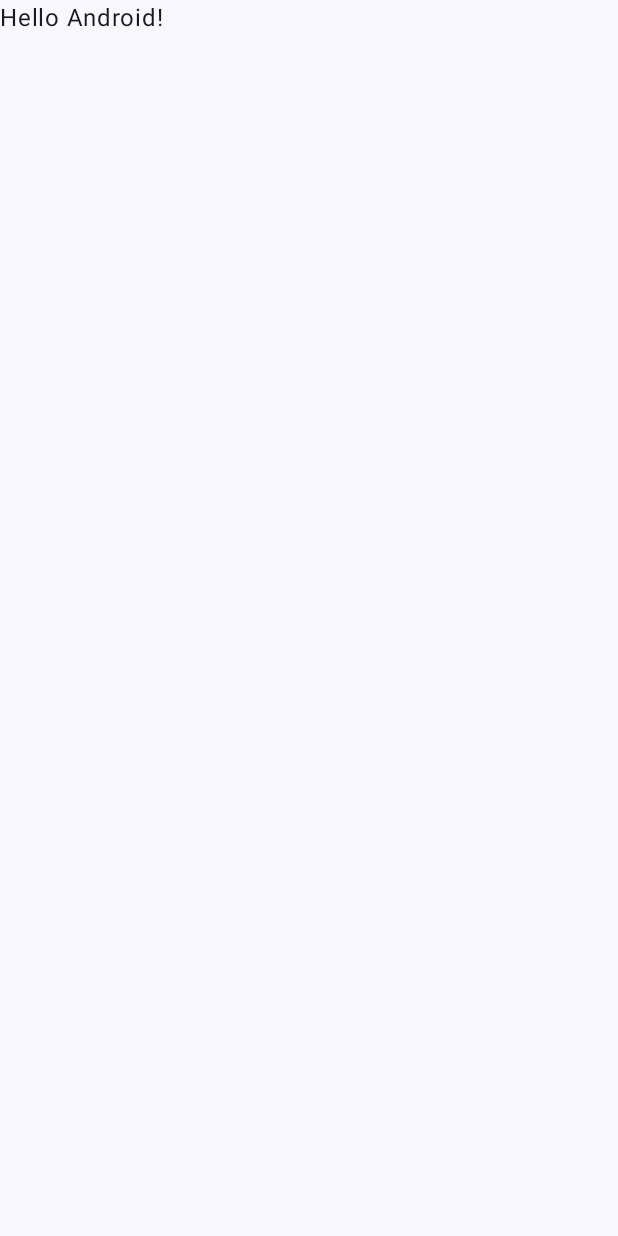
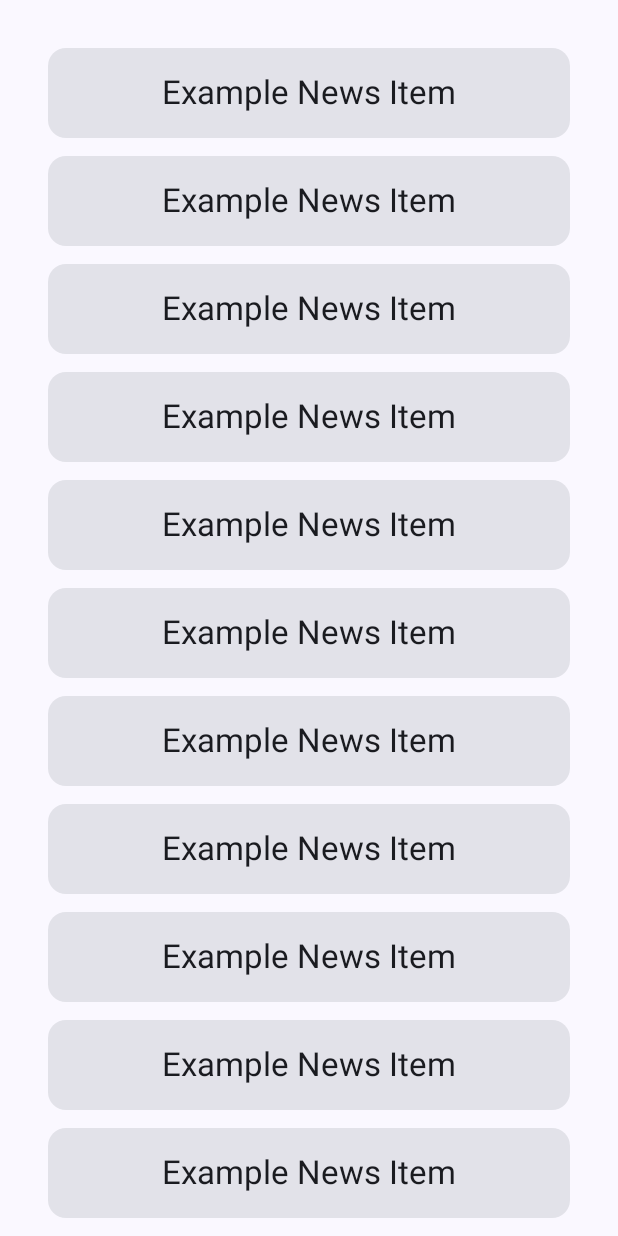
Before and after one commit to coopersimpson/android-news, an Android app built with Jetpack Compose: the screen it shows after launch (MainActivity), on a phone screen of 412 x 824 dp. Before the commit the screen is almost empty. Run offline under Robolectric (Android 15) with nearby library versions, the phone set to English and light mode, and no system bars.

Commit message:
Add basic list of news screen

```diff
--- a/app/src/main/java/com/coopersimpson/androidnews/MainActivity.kt
+++ b/app/src/main/java/com/coopersimpson/androidnews/MainActivity.kt
@@ -11,6 +11,7 @@ import androidx.compose.material3.Text
 import androidx.compose.runtime.Composable
 import androidx.compose.ui.Modifier
 import androidx.compose.ui.tooling.preview.Preview
+import com.coopersimpson.androidnews.presentation.ListNewsScreen
 import com.coopersimpson.androidnews.ui.theme.AndroidNewsTheme
 
 class MainActivity : ComponentActivity() {
@@ -20,28 +21,9 @@ class MainActivity : ComponentActivity() {
         setContent {
             AndroidNewsTheme {
                 Scaffold(modifier = Modifier.fillMaxSize()) { innerPadding ->
-                    Greeting(
-                        name = "Android",
-                        modifier = Modifier.padding(innerPadding)
-                    )
+                    ListNewsScreen( modifier = Modifier.padding(innerPadding))
                 }
             }
         }
     }
 }
-
-@Composable
-fun Greeting(name: String, modifier: Modifier = Modifier) {
-    Text(
-        text = "Hello $name!",
-        modifier = modifier
-    )
-}
-
-@Preview(showBackground = true)
-@Composable
-fun GreetingPreview() {
-    AndroidNewsTheme {
-        Greeting("Android")
-    }
-}
--- /dev/null
+++ b/app/src/main/java/com/coopersimpson/androidnews/components/NewsCard.kt
@@ -0,0 +1,28 @@
+package com.coopersimpson.androidnews.components
+
+import androidx.compose.foundation.layout.fillMaxSize
+import androidx.compose.foundation.layout.fillMaxWidth
+import androidx.compose.foundation.layout.padding
+import androidx.compose.material3.Card
+import androidx.compose.material3.MaterialTheme
+import androidx.compose.material3.Text
+import androidx.compose.runtime.Composable
+import androidx.compose.ui.Modifier
+import androidx.compose.ui.text.style.TextAlign
+import androidx.compose.ui.text.style.TextOverflow
+import androidx.compose.ui.unit.dp
+
+@Composable
+fun NewsCard() {
+    Card(
+        modifier = Modifier.fillMaxSize()
+    ) {
+        Text(
+            text = "Example News Item",
+            modifier = Modifier.fillMaxWidth().padding(16.dp),
+            style = MaterialTheme.typography.titleLarge,
+            overflow = TextOverflow.Ellipsis,
+            textAlign = TextAlign.Center
+        )
+    }
+}
--- /dev/null
+++ b/app/src/main/java/com/coopersimpson/androidnews/presentation/ListNewsScreen.kt
@@ -0,0 +1,25 @@
+package com.coopersimpson.androidnews.presentation
+
+import androidx.compose.foundation.layout.Arrangement
+import androidx.compose.foundation.layout.PaddingValues
+import androidx.compose.foundation.layout.fillMaxSize
+import androidx.compose.foundation.lazy.LazyColumn
+import androidx.compose.foundation.lazy.grid.GridCells
+import androidx.compose.foundation.lazy.grid.LazyVerticalGrid
+import androidx.compose.runtime.Composable
+import androidx.compose.ui.Modifier
+import androidx.compose.ui.unit.dp
+import com.coopersimpson.androidnews.components.NewsCard
+
+@Composable
+fun ListNewsScreen(modifier: Modifier = Modifier) {
+    LazyColumn(
+        contentPadding = PaddingValues(32.dp),
+        modifier = Modifier.fillMaxSize(),
+        verticalArrangement = Arrangement.spacedBy(12.dp)
+    ) {
+        items(150) {
+            NewsCard()
+        }
+    }
+}
```
